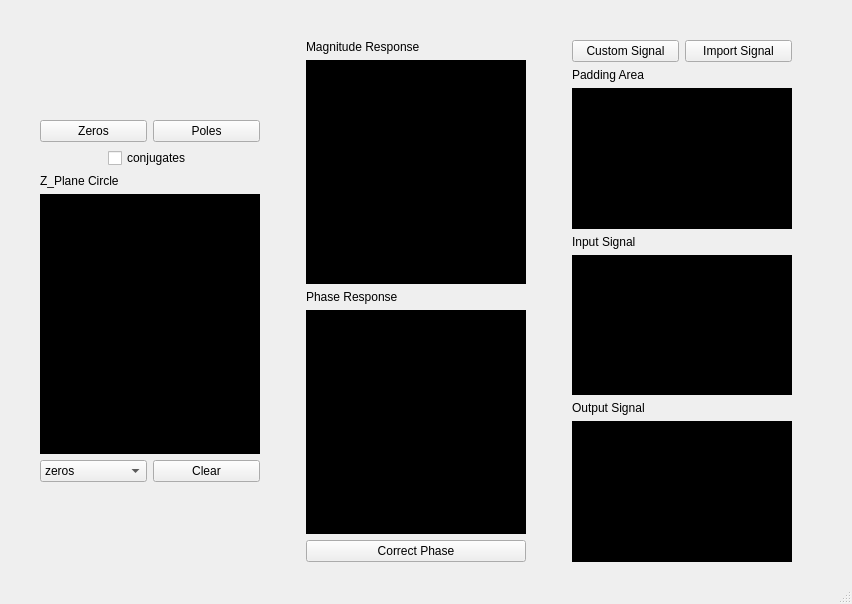
First picture: the form in mainWindow.ui, repository joyou159/Realtime_Digital_Filter_Design, before the edit.
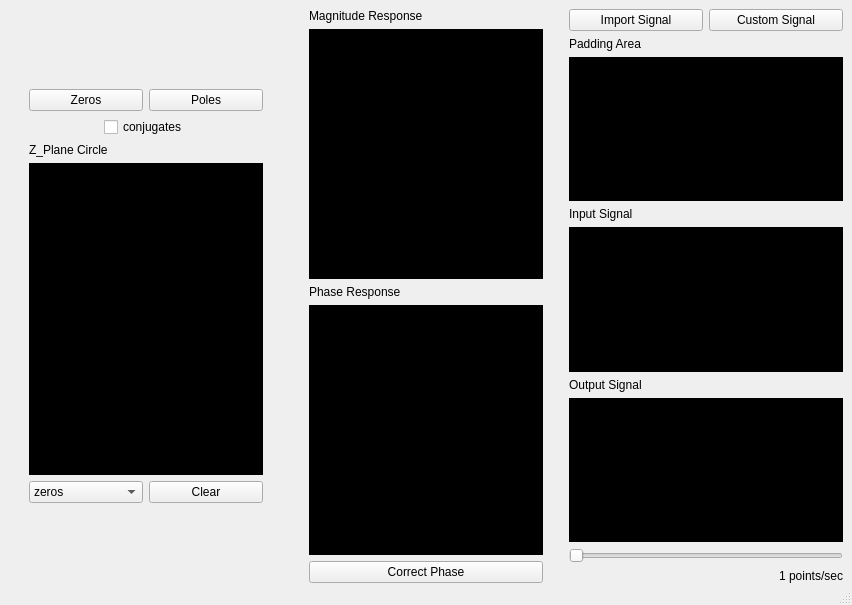
Second picture: the form after the edit. Custom widgets are drawn as their Qt base class.

The edit to the form file:
```diff
--- a/mainWindow.ui
+++ b/mainWindow.ui
@@ -7,28 +7,25 @@
     <x>0</x>
     <y>0</y>
     <width>852</width>
-    <height>604</height>
+    <height>605</height>
    </rect>
   </property>
   <property name="windowTitle">
    <string>MainWindow</string>
   </property>
   <widget class="QWidget" name="centralwidget">
-   <layout class="QGridLayout" name="gridLayout">
-    <property name="leftMargin">
-     <number>20</number>
-    </property>
+   <layout class="QHBoxLayout" name="horizontalLayout_6">
     <property name="topMargin">
-     <number>40</number>
-    </property>
-    <property name="rightMargin">
-     <number>40</number>
+     <number>9</number>
     </property>
     <property name="bottomMargin">
-     <number>20</number>
+     <number>0</number>
     </property>
-    <item row="0" column="0">
-     <layout class="QHBoxLayout" name="horizontalLayout_5" stretch="1,1,1">
+    <item>
+     <layout class="QHBoxLayout" name="horizontalLayout_5" stretch="2,2,2">
+      <property name="bottomMargin">
+       <number>0</number>
+      </property>
       <item>
        <layout class="QVBoxLayout" name="verticalLayout" stretch="0,0,0,0,1,0,0">
         <property name="leftMargin">
@@ -215,25 +212,9 @@
        </layout>
       </item>
       <item>
-       <layout class="QVBoxLayout" name="verticalLayout_3" stretch="1,0,4,0,4,0,4">
-        <property name="leftMargin">
-         <number>20</number>
-        </property>
-        <property name="rightMargin">
-         <number>20</number>
-        </property>
+       <layout class="QVBoxLayout" name="verticalLayout_4" stretch="1,0,4,0,4,0,4,0,0">
         <item>
          <layout class="QHBoxLayout" name="horizontalLayout_4">
-          <item>
-           <widget class="QPushButton" name="customSignal">
-            <property name="styleSheet">
-             <string notr="true"/>
-            </property>
-            <property name="text">
-             <string>Custom Signal</string>
-            </property>
-           </widget>
-          </item>
           <item>
            <widget class="QPushButton" name="importSignal">
             <property name="styleSheet">
@@ -244,6 +225,13 @@
             </property>
            </widget>
           </item>
+          <item>
+           <widget class="QPushButton" name="customSignal">
+            <property name="text">
+             <string>Custom Signal</string>
+            </property>
+           </widget>
+          </item>
          </layout>
         </item>
         <item>
@@ -254,11 +242,12 @@
          </widget>
         </item>
         <item>
-         <widget class="QWidget" name="paddingArea" native="true">
+         <widget class="QWidget" name="area" native="true">
           <property name="styleSheet">
            <string notr="true">background-color: rgb(0, 0, 0);
 </string>
           </property>
+          <layout class="QVBoxLayout" name="verticalLayout_3"/>
          </widget>
         </item>
         <item>
@@ -291,6 +280,23 @@
           </property>
          </widget>
         </item>
+        <item>
+         <widget class="QSlider" name="Speed">
+          <property name="orientation">
+           <enum>Qt::Horizontal</enum>
+          </property>
+         </widget>
+        </item>
+        <item>
+         <widget class="QLabel" name="numOfPoints">
+          <property name="text">
+           <string>1 points/sec</string>
+          </property>
+          <property name="alignment">
+           <set>Qt::AlignRight|Qt::AlignTrailing|Qt::AlignVCenter</set>
+          </property>
+         </widget>
+        </item>
        </layout>
       </item>
      </layout>
```
Left out of the diff: 3 changed lines with no effect on the pictures.
